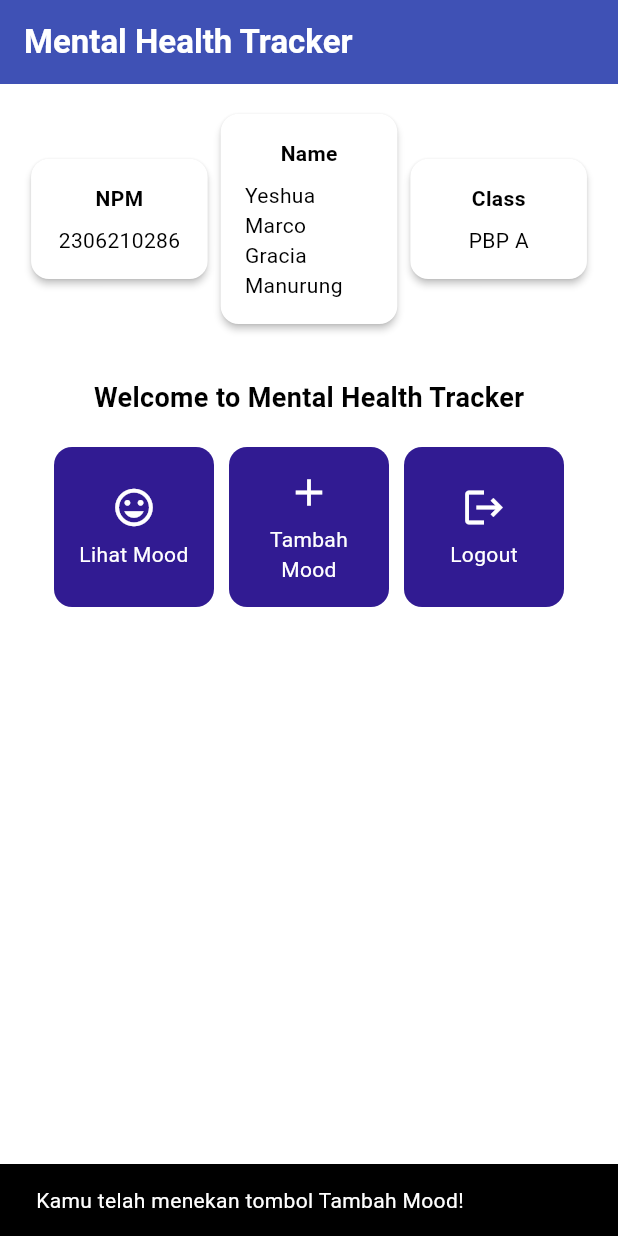
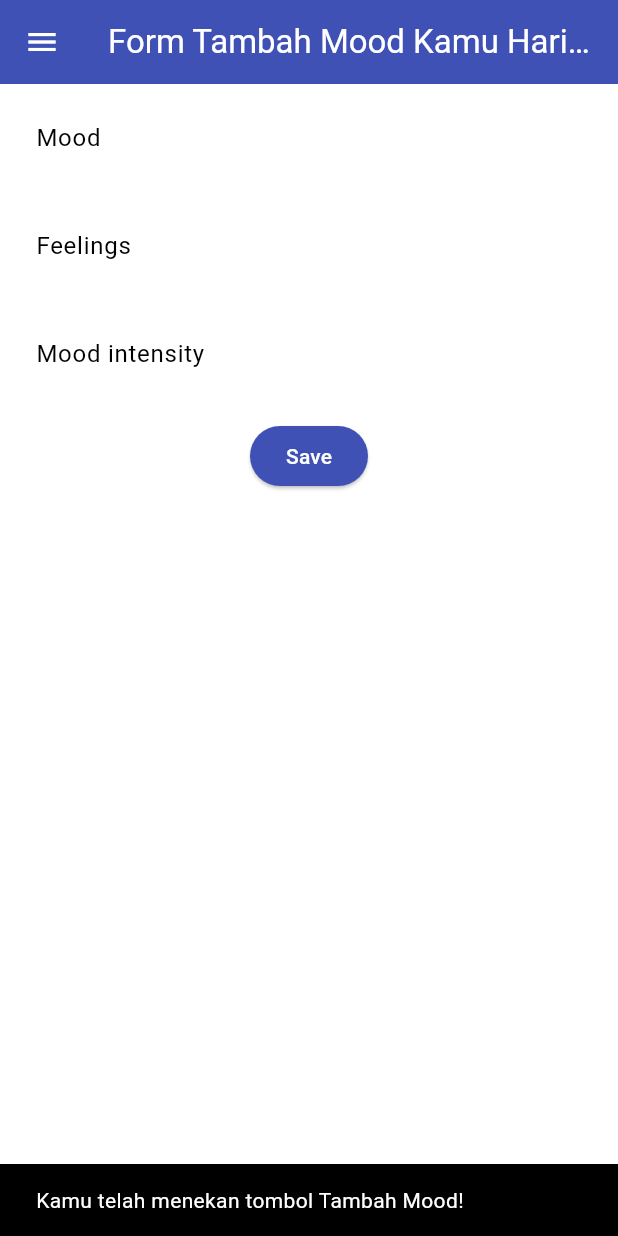
Before and after one commit to marcoaja/mental-health-tracker-mobile, a Flutter app: the screen it shows after launch, after a tap on "Tambah Mood", on a phone screen of 412 x 824 dp. Run offline on Flutter 3.47's test engine with Material 3 defaults, Android fonts, the phone set to English and light mode, and no system bars.

Commit message:
add tutorial 7

```diff
--- a/lib/main.dart
+++ b/lib/main.dart
@@ -1,5 +1,5 @@
 import 'package:flutter/material.dart';
-import 'package:mental_health_tracker/menu.dart';
+import 'package:mental_health_tracker/screens/menu.dart';
 
 void main() {
   runApp(const MyApp());
--- a/lib/menu.dart
+++ b/lib/screens/menu.dart
@@ -1,4 +1,7 @@
 import 'package:flutter/material.dart';
+import 'package:mental_health_tracker/widgets/left_drawer.dart';
+import 'package:mental_health_tracker/widgets/mood_card.dart';
+
 
 class MyHomePage extends StatelessWidget {
   MyHomePage({super.key});
@@ -17,6 +20,8 @@ class MyHomePage extends StatelessWidget {
     return Scaffold(
       // AppBar adalah bagian atas halaman yang menampilkan judul.
       appBar: AppBar(
+        // Mengganti warna icon drawer menjadi putih
+        iconTheme: const IconThemeData(color: Colors.white),
         // Judul aplikasi "Mental Health Tracker" dengan teks putih dan tebal.
         title: const Text(
           'Mental Health Tracker',
@@ -28,6 +33,8 @@ class MyHomePage extends StatelessWidget {
         // Warna latar belakang AppBar diambil dari skema warna tema aplikasi.
         backgroundColor: Theme.of(context).colorScheme.primary,
       ),
+      // Masukkan drawer sebagai parameter nilai drawer dari widget Scaffold
+      drawer: const LeftDrawer(),
       // Body halaman dengan padding di sekelilingnya.
       body: Padding(
         padding: const EdgeInsets.all(16.0),
@@ -91,59 +98,6 @@ class MyHomePage extends StatelessWidget {
   }
 }
 
-class ItemCard extends StatelessWidget {
-  // Menampilkan kartu dengan ikon dan nama.
-
-  final ItemHomepage item;
-
-  const ItemCard(this.item, {super.key});
-
-  @override
-  Widget build(BuildContext context) {
-    return Material(
-      // Menentukan warna latar belakang dari tema aplikasi.
-      color: Theme.of(context).colorScheme.secondary,
-      // Membuat sudut kartu melengkung.
-      borderRadius: BorderRadius.circular(12),
-
-      child: InkWell(
-        // Aksi ketika kartu ditekan.
-        onTap: () {
-          // Menampilkan pesan SnackBar saat kartu ditekan.
-          ScaffoldMessenger.of(context)
-            ..hideCurrentSnackBar()
-            ..showSnackBar(
-                SnackBar(content: Text("Kamu telah menekan tombol ${item.name}!"))
-            );
-        },
-        // Container untuk menyimpan Icon dan Text
-        child: Container(
-          padding: const EdgeInsets.all(8),
-          child: Center(
-            child: Column(
-              // Menyusun ikon dan teks di tengah kartu.
-              mainAxisAlignment: MainAxisAlignment.center,
-              children: [
-                Icon(
-                  item.icon,
-                  color: Colors.white,
-                  size: 30.0,
-                ),
-                const Padding(padding: EdgeInsets.all(3)),
-                Text(
-                  item.name,
-                  textAlign: TextAlign.center,
-                  style: const TextStyle(color: Colors.white),
-                ),
-              ],
-            ),
-          ),
-        ),
-      ),
-    );
-  }
-
-}
 
 class InfoCard extends StatelessWidget {
   // Kartu informasi yang menampilkan title dan content.
@@ -177,10 +131,3 @@ class InfoCard extends StatelessWidget {
     );
   }
 }
-
-class ItemHomepage {
-  final String name;
-  final IconData icon;
-
-  ItemHomepage(this.name, this.icon);
-}
--- /dev/null
+++ b/lib/screens/moodentry_form.dart
@@ -0,0 +1,160 @@
+import 'package:flutter/material.dart';
+import 'package:mental_health_tracker/widgets/left_drawer.dart';
+
+class MoodEntryFormPage extends StatefulWidget {
+  const MoodEntryFormPage({super.key});
+
+  @override
+  State<MoodEntryFormPage> createState() => _MoodEntryFormPageState();
+}
+
+class _MoodEntryFormPageState extends State<MoodEntryFormPage> {
+  final _formKey = GlobalKey<FormState>();
+  String _mood = "";
+  String _feelings = "";
+  int _moodIntensity = 0;
+
+  @override
+  Widget build(BuildContext context) {
+    return Scaffold(
+      appBar: AppBar(
+        title: const Center(
+          child: Text(
+            'Form Tambah Mood Kamu Hari ini',
+          ),
+        ),
+        backgroundColor: Theme.of(context).colorScheme.primary,
+        foregroundColor: Colors.white,
+      ),
+      drawer: LeftDrawer(),
+      body: Form(
+        key: _formKey,
+        child: SingleChildScrollView(
+          child: Column(
+            crossAxisAlignment: CrossAxisAlignment.start,
+            children: [
+              Padding(
+                padding: const EdgeInsets.all(8.0),
+                child: TextFormField(
+                  decoration: InputDecoration(
+                    hintText: "Mood",
+                    labelText: "Mood",
+                    border: OutlineInputBorder(
+                      borderRadius: BorderRadius.circular(5.0),
+                    ),
+                  ),
+                  onChanged: (String? value) {
+                    setState(() {
+                      _mood = value!;
+                    });
+                  },
+                  validator: (String? value) {
+                    if (value == null || value.isEmpty) {
+                      return "Mood tidak boleh kosong!";
+                    }
+                    return null;
+                  },
+                ),
+              ),
+              Padding(
+                padding: const EdgeInsets.all(8.0),
+                child: TextFormField(
+                  decoration: InputDecoration(
+                    hintText: "Feelings",
+                    labelText: "Feelings",
+                    border: OutlineInputBorder(
+                      borderRadius: BorderRadius.circular(5.0),
+                    ),
+                  ),
+                  onChanged: (String? value) {
+                    setState(() {
+                      _feelings = value!;
+                    });
+                  },
+                  validator: (String? value) {
+                    if (value == null || value.isEmpty) {
+                      return "Feelings tidak boleh kosong!";
+                    }
+                    return null;
+                  },
+                ),
+              ),
+              Padding(
+                padding: const EdgeInsets.all(8.0),
+                child: TextFormField(
+                  decoration: InputDecoration(
+                    hintText: "Mood intensity",
+                    labelText: "Mood intensity",
+                    border: OutlineInputBorder(
+                      borderRadius: BorderRadius.circular(5.0),
+                    ),
+                  ),
+                  onChanged: (String? value) {
+                    setState(() {
+                      _moodIntensity = int.tryParse(value!) ?? 0;
+                    });
+                  },
+                  validator: (String? value) {
+                    if (value == null || value.isEmpty) {
+                      return "Mood intensity tidak boleh kosong!";
+                    }
+                    if (int.tryParse(value) == null) {
+                      return "Mood intensity harus berupa angka!";
+                    }
+                    return null;
+                  },
+                ),
+              ),
+              Align(
+                alignment: Alignment.bottomCenter,
+                child: Padding(
+                  padding: const EdgeInsets.all(8.0),
+                  child: ElevatedButton(
+                    style: ButtonStyle(
+                      backgroundColor: WidgetStateProperty.all(
+                          Theme.of(context).colorScheme.primary),
+                    ),
+                    onPressed: () {
+                      if (_formKey.currentState!.validate()) {
+                        showDialog(
+                          context: context,
+                          builder: (context) {
+                            return AlertDialog(
+                              title: const Text('Mood berhasil tersimpan'),
+                              content: SingleChildScrollView(
+                                child: Column(
+                                  crossAxisAlignment: CrossAxisAlignment.start,
+                                  children: [
+                                    Text('Mood: $_mood'),
+                                    // TODO: Munculkan value-value lainnya
+                                  ],
+                                ),
+                              ),
+                              actions: [
+                                TextButton(
+                                  child: const Text('OK'),
+                                  onPressed: () {
+                                    Navigator.pop(context);
+                                    _formKey.currentState!.reset();
+                                  },
+                                ),
+                              ],
+                            );
+                          },
+                        );
+                      }
+                    },
+                    child: const Text(
+                      "Save",
+                      style: TextStyle(color: Colors.white),
+                    ),
+                  ),
+                ),
+              ),
+            ],
+          ),
+        ),
+      ),
+    );
+  }
+}
--- /dev/null
+++ b/lib/widgets/left_drawer.dart
@@ -0,0 +1,69 @@
+import 'package:flutter/material.dart';
+import 'package:mental_health_tracker/screens/menu.dart';
+import 'package:mental_health_tracker/screens/moodentry_form.dart';
+
+class LeftDrawer extends StatelessWidget {
+  const LeftDrawer({super.key});
+
+  @override
+  Widget build(BuildContext context) {
+    return Drawer(
+      child: ListView(
+        children: [
+          DrawerHeader(
+            decoration: BoxDecoration(
+              color: Theme.of(context).colorScheme.primary,
+            ),
+            child: const Column(
+              children: [
+                Text(
+                  'Mental Health Tracker',
+                  textAlign: TextAlign.center,
+                  style: TextStyle(
+                    fontSize: 24,
+                    fontWeight: FontWeight.bold,
+                    color: Colors.white,
+                  ),
+                ),
+                Padding(padding: EdgeInsets.all(8)),
+                Text(
+                  "Ayo jaga kesehatan mentalmu setiap hari disini!",
+                  textAlign: TextAlign.center,
+                  style: TextStyle(
+                  fontSize: 15,
+                  fontWeight: FontWeight.normal,
+                  color: Colors.white,
+                  )
+                ),
+              ],
+            ),
+          ),
+          ListTile(
+            leading: const Icon(Icons.home_outlined),
+            title: const Text('Halaman Utama'),
+            // Bagian redirection ke MyHomePage
+            onTap: () {
+              Navigator.pushReplacement(
+                  context,
+                  MaterialPageRoute(
+                    builder: (context) => MyHomePage(),
+                  ));
+            },
+          ),
+          ListTile(
+            leading: const Icon(Icons.mood),
+            title: const Text('Tambah Mood'),
+            // Bagian redirection ke MoodEntryFormPage
+            onTap: () {
+              Navigator.pushReplacement(
+                  context,
+                  MaterialPageRoute(
+                    builder: (context) => MoodEntryFormPage()
+                  ));
+            },
+          ),
+        ],
+      ),
+    );
+  }
+}
--- /dev/null
+++ b/lib/widgets/mood_card.dart
@@ -0,0 +1,72 @@
+import 'package:flutter/material.dart';
+import 'package:mental_health_tracker/screens/moodentry_form.dart';
+
+
+class ItemCard extends StatelessWidget {
+  // Menampilkan kartu dengan ikon dan nama.
+
+  final ItemHomepage item;
+
+  const ItemCard(this.item, {super.key});
+
+  @override
+  Widget build(BuildContext context) {
+    return Material(
+      // Menentukan warna latar belakang dari tema aplikasi.
+      color: Theme.of(context).colorScheme.secondary,
+      // Membuat sudut kartu melengkung.
+      borderRadius: BorderRadius.circular(12),
+
+      child: InkWell(
+        // Aksi ketika kartu ditekan.
+        onTap: () {
+          // Menampilkan pesan SnackBar saat kartu ditekan.
+          ScaffoldMessenger.of(context)
+            ..hideCurrentSnackBar()
+            ..showSnackBar(
+                SnackBar(content: Text("Kamu telah menekan tombol ${item.name}!"))
+            );
+          if (item.name == "Tambah Mood") {
+            Navigator.push(
+              context,
+              MaterialPageRoute(
+                builder: (context) => MoodEntryFormPage(),
+              ),
+            );
+          }
+        },
+        // Container untuk menyimpan Icon dan Text
+        child: Container(
+          padding: const EdgeInsets.all(8),
+          child: Center(
+            child: Column(
+              // Menyusun ikon dan teks di tengah kartu.
+              mainAxisAlignment: MainAxisAlignment.center,
+              children: [
+                Icon(
+                  item.icon,
+                  color: Colors.white,
+                  size: 30.0,
+                ),
+                const Padding(padding: EdgeInsets.all(3)),
+                Text(
+                  item.name,
+                  textAlign: TextAlign.center,
+                  style: const TextStyle(color: Colors.white),
+                ),
+              ],
+            ),
+          ),
+        ),
+      ),
+    );
+  }
+
+}
+
+class ItemHomepage {
+  final String name;
+  final IconData icon;
+
+  ItemHomepage(this.name, this.icon);
+}
```
